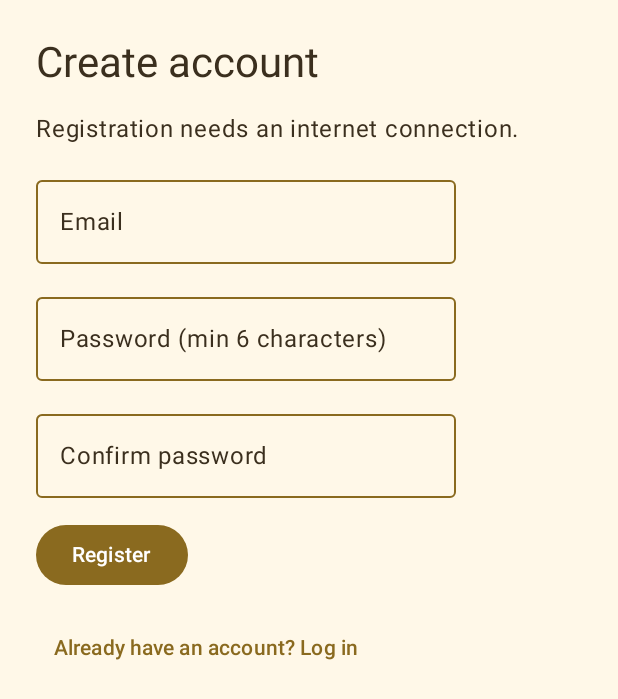
After one commit to Marek-lachhh/Tus_Equipments_Bookings_K00318400, an Android app built with Jetpack Compose: the composable RegisterScreen called with empty values, on a phone screen of 412 x 824 dp. The commit adds this screen. Shown: the top 699 px of the screen. Run offline under Robolectric (Android 15) with nearby library versions, the phone set to English and light mode, and no system bars.

Commit message:
Add register screen with email format and password confirmation checks

```diff
--- /dev/null
+++ b/app/src/main/java/com/example/tusequipmentbooking/ui/screens/RegisterScreen.kt
@@ -0,0 +1,47 @@
+package com.example.tusequipmentbooking.ui.screens
+
+import androidx.compose.foundation.layout.*
+import androidx.compose.foundation.rememberScrollState
+import androidx.compose.foundation.text.KeyboardOptions
+import androidx.compose.foundation.verticalScroll
+import androidx.compose.material3.*
+import androidx.compose.runtime.*
+import androidx.compose.ui.Modifier
+import androidx.compose.ui.text.input.KeyboardType
+import androidx.compose.ui.text.input.PasswordVisualTransformation
+import androidx.compose.ui.unit.dp
+
+@Composable
+fun RegisterScreen(
+    isBusy: Boolean,
+    error: String?,
+    onRegister: (String, String, String) -> Unit,
+    onBackToLogin: () -> Unit
+) {
+    var email by remember { mutableStateOf("") }
+    var password by remember { mutableStateOf("") }
+    var confirmPassword by remember { mutableStateOf("") }
+    Column(Modifier.fillMaxSize().imePadding().verticalScroll(rememberScrollState())
+        .padding(24.dp), verticalArrangement = Arrangement.spacedBy(14.dp)) {
+        Text("Create account", style = MaterialTheme.typography.headlineMedium)
+        Text("Registration needs an internet connection.")
+        OutlinedTextField(value = email, onValueChange = { email = it },
+            label = { Text("Email") }, singleLine = true, enabled = !isBusy,
+            keyboardOptions = KeyboardOptions(keyboardType = KeyboardType.Email))
+        OutlinedTextField(value = password, onValueChange = { password = it },
+            label = { Text("Password (min 6 characters)") }, singleLine = true, enabled = !isBusy,
+            visualTransformation = PasswordVisualTransformation(),
+            keyboardOptions = KeyboardOptions(keyboardType = KeyboardType.Password))
+        OutlinedTextField(value = confirmPassword, onValueChange = { confirmPassword = it },
+            label = { Text("Confirm password") }, singleLine = true, enabled = !isBusy,
+            visualTransformation = PasswordVisualTransformation(),
+            keyboardOptions = KeyboardOptions(keyboardType = KeyboardType.Password))
+        error?.let { Text(it, color = MaterialTheme.colorScheme.error) }
+        Button(enabled = !isBusy, onClick = { onRegister(email, password, confirmPassword) }) {
+            Text(if (isBusy) "Creating account…" else "Register")
+        }
+        TextButton(enabled = !isBusy, onClick = onBackToLogin) {
+            Text("Already have an account? Log in")
+        }
+    }
+}
```
Also changed, not shown: app/src/main/java/com/example/tusequipmentbooking/TusApp.kt (+24 -7 lines), app/src/main/java/com/example/tusequipmentbooking/ui/AuthViewModel.kt (+31 -0 lines), app/src/main/java/com/example/tusequipmentbooking/ui/screens/LoginScreen.kt (+7 -6 lines).
